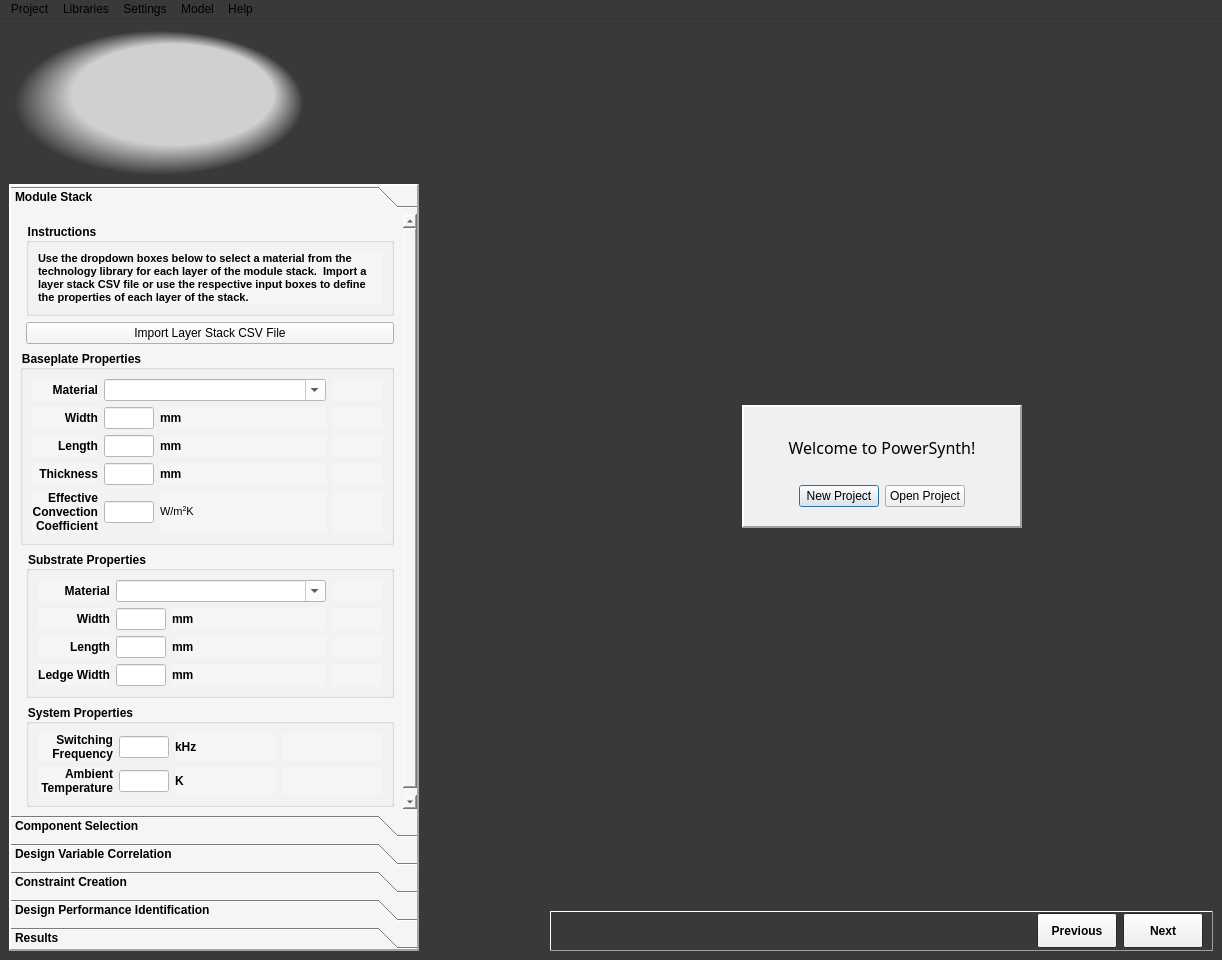
The window that powercad/project_builder/ui/mainWindow.ui (e3da/PowerSynth1-src) describes before a commit, drawn with Qt 5.
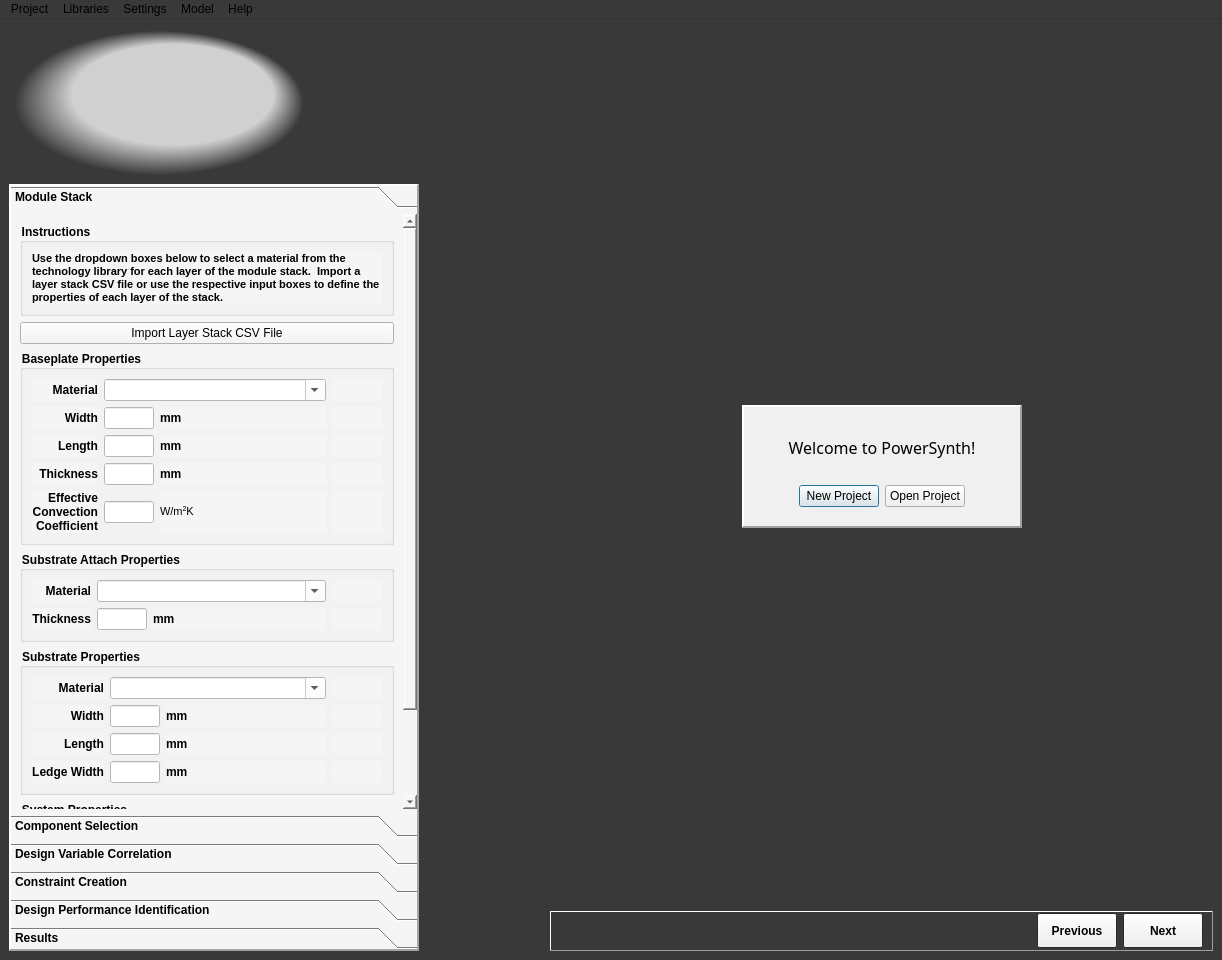
The same window after the commit. Icons and pictures are not drawn.

The edit to the form file:
```diff
--- a/powercad/project_builder/ui/mainWindow.ui
+++ b/powercad/project_builder/ui/mainWindow.ui
@@ -590,127 +590,15 @@
         <rect>
          <x>0</x>
          <y>0</y>
-         <width>376</width>
-         <height>599</height>
+         <width>359</width>
+         <height>640</height>
         </rect>
        </property>
        <attribute name="label">
         <string>Module Stack</string>
        </attribute>
        <layout class="QGridLayout" name="gridLayout_22">
-        <item row="3" column="1">
-         <widget class="QGroupBox" name="box_sub_attach_props">
-          <property name="font">
-           <font>
-            <weight>75</weight>
-            <bold>true</bold>
-           </font>
-          </property>
-          <property name="title">
-           <string>Substrate Attach Properties</string>
-          </property>
-          <layout class="QGridLayout" name="gridLayout_19">
-           <item row="2" column="0">
-            <widget class="QLabel" name="label_29">
-             <property name="layoutDirection">
-              <enum>Qt::LeftToRight</enum>
-             </property>
-             <property name="text">
-              <string>Thickness</string>
-             </property>
-             <property name="alignment">
-              <set>Qt::AlignRight|Qt::AlignTrailing|Qt::AlignVCenter</set>
-             </property>
-             <property name="buddy">
-              <cstring>txt_subAttchThickness</cstring>
-             </property>
-            </widget>
-           </item>
-           <item row="2" column="1">
-            <widget class="QLineEdit" name="txt_subAttchThickness">
-             <property name="maximumSize">
-              <size>
-               <width>50</width>
-               <height>16777215</height>
-              </size>
-             </property>
-             <property name="styleSheet">
-              <string notr="true">background-color: rgb(255, 255, 255);</string>
-             </property>
-             <property name="text">
-              <string/>
-             </property>
-            </widget>
-           </item>
-           <item row="2" column="2">
-            <widget class="QLabel" name="label_31">
-             <property name="text">
-              <string>mm</string>
-             </property>
-            </widget>
-           </item>
-           <item row="0" column="0">
-            <widget class="QLabel" name="label_32">
-             <property name="layoutDirection">
-              <enum>Qt::LeftToRight</enum>
-             </property>
-             <property name="text">
-              <string>Material</string>
-             </property>
-             <property name="alignment">
-              <set>Qt::AlignRight|Qt::AlignTrailing|Qt::AlignVCenter</set>
-             </property>
-             <property name="buddy">
-              <cstring>cmb_subAttchMaterial</cstring>
-             </property>
-            </widget>
-           </item>
-           <item row="2" column="3">
-            <widget class="QLabel" name="lbl_err_subAttchThickness">
-             <property name="minimumSize">
-              <size>
-               <width>50</width>
-               <height>0</height>
-              </size>
-             </property>
-             <property name="text">
-              <string/>
-             </property>
-            </widget>
-           </item>
-           <item row="0" column="3">
-            <widget class="QLabel" name="lbl_err_subAttchMaterial">
-             <property name="minimumSize">
-              <size>
-               <width>50</width>
-               <height>0</height>
-              </size>
-             </property>
-             <property name="text">
-              <string/>
-             </property>
-            </widget>
-           </item>
-           <item row="0" column="1" colspan="2">
-            <widget class="QComboBox" name="cmb_subAttchMaterial">
-             <property name="sizePolicy">
-              <sizepolicy hsizetype="Preferred" vsizetype="Fixed">
-               <horstretch>1</horstretch>
-               <verstretch>0</verstretch>
-              </sizepolicy>
-             </property>
-             <property name="styleSheet">
-              <string notr="true">background-color: rgb(255, 255, 255);</string>
-             </property>
-             <property name="editable">
-              <bool>true</bool>
-             </property>
-            </widget>
-           </item>
-          </layout>
-         </widget>
-        </item>
-        <item row="0" column="1">
+        <item row="0" column="0">
          <widget class="QGroupBox" name="groupBox_5">
           <property name="minimumSize">
            <size>
@@ -754,323 +642,14 @@
           </layout>
          </widget>
         </item>
-        <item row="4" column="1">
-         <widget class="QGroupBox" name="box_substrate_props">
-          <property name="font">
-           <font>
-            <weight>75</weight>
-            <bold>true</bold>
-           </font>
+        <item row="1" column="0">
+         <widget class="QPushButton" name="btn_import_layer_stack">
+          <property name="text">
+           <string>Import Layer Stack CSV File</string>
           </property>
-          <property name="title">
-           <string>Substrate Properties</string>
-          </property>
-          <layout class="QGridLayout" name="gridLayout_10">
-           <item row="4" column="1">
-            <widget class="QLineEdit" name="txt_subLedge">
-             <property name="maximumSize">
-              <size>
-               <width>50</width>
-               <height>16777215</height>
-              </size>
-             </property>
-             <property name="styleSheet">
-              <string notr="true">background-color: rgb(255, 255, 255);</string>
-             </property>
-             <property name="text">
-              <string/>
-             </property>
-            </widget>
-           </item>
-           <item row="2" column="0">
-            <widget class="QLabel" name="label_14">
-             <property name="layoutDirection">
-              <enum>Qt::LeftToRight</enum>
-             </property>
-             <property name="text">
-              <string>Length</string>
-             </property>
-             <property name="alignment">
-              <set>Qt::AlignRight|Qt::AlignTrailing|Qt::AlignVCenter</set>
-             </property>
-             <property name="buddy">
-              <cstring>txt_subLength</cstring>
-             </property>
-            </widget>
-           </item>
-           <item row="2" column="3">
-            <widget class="QLabel" name="lbl_err_subLength">
-             <property name="minimumSize">
-              <size>
-               <width>50</width>
-               <height>0</height>
-              </size>
-             </property>
-             <property name="text">
-              <string/>
-             </property>
-            </widget>
-           </item>
-           <item row="4" column="3">
-            <widget class="QLabel" name="lbl_err_subLedge">
-             <property name="minimumSize">
-              <size>
-               <width>50</width>
-               <height>0</height>
-              </size>
-             </property>
-             <property name="text">
-              <string/>
-             </property>
-            </widget>
-           </item>
-           <item row="2" column="2">
-            <widget class="QLabel" name="label_17">
-             <property name="text">
-              <string>mm</string>
-             </property>
-            </widget>
-           </item>
-           <item row="2" column="1">
-            <widget class="QLineEdit" name="txt_subLength">
-             <property name="maximumSize">
-              <size>
-               <width>50</width>
-               <height>16777215</height>
-              </size>
-             </property>
-             <property name="styleSheet">
-              <string notr="true">background-color: rgb(255, 255, 255);</string>
-             </property>
-             <property name="text">
-              <string/>
-             </property>
-            </widget>
-           </item>
-           <item row="1" column="2">
-            <widget class="QLabel" name="label_16">
-             <property name="text">
-              <string>mm</string>
-             </property>
-            </widget>
-           </item>
-           <item row="0" column="1" colspan="2">
-            <widget class="QComboBox" name="cmb_subMaterial">
-             <property name="sizePolicy">
-              <sizepolicy hsizetype="Preferred" vsizetype="Fixed">
-               <horstretch>1</horstretch>
-               <verstretch>0</verstretch>
-              </sizepolicy>
-             </property>
-             <property name="palette">
-              <palette>
-               <active>
-                <colorrole role="Button">
-                 <brush brushstyle="SolidPattern">
-                  <color alpha="255">
-                   <red>255</red>
-                   <green>255</green>
-                   <blue>255</blue>
-                  </color>
-                 </brush>
-                </colorrole>
-                <colorrole role="Base">
-                 <brush brushstyle="SolidPattern">
-                  <color alpha="255">
-                   <red>255</red>
-                   <green>255</green>
-                   <blue>255</blue>
-                  </color>
-                 </brush>
-                </colorrole>
-                <colorrole role="Window">
-                 <brush brushstyle="SolidPattern">
-                  <color alpha="255">
-                   <red>255</red>
-                   <green>255</green>
-                   <blue>255</blue>
-                  </color>
-                 </brush>
-                </colorrole>
-               </active>
-               <inactive>
-                <colorrole role="Button">
-                 <brush brushstyle="SolidPattern">
-                  <color alpha="255">
-                   <red>255</red>
-                   <green>255</green>
-                   <blue>255</blue>
-                  </color>
-                 </brush>
-                </colorrole>
-                <colorrole role="Base">
-                 <brush brushstyle="SolidPattern">
-                  <color alpha="255">
-                   <red>255</red>
-                   <green>255</green>
-                   <blue>255</blue>
-                  </color>
-                 </brush>
-                </colorrole>
-                <colorrole role="Window">
-                 <brush brushstyle="SolidPattern">
-                  <color alpha="255">
-                   <red>255</red>
-                   <green>255</green>
-                   <blue>255</blue>
-                  </color>
-                 </brush>
-                </colorrole>
-               </inactive>
-               <disabled>
-                <colorrole role="Button">
-                 <brush brushstyle="SolidPattern">
-                  <color alpha="255">
-                   <red>255</red>
-                   <green>255</green>
-                   <blue>255</blue>
-                  </color>
-                 </brush>
-                </colorrole>
-                <colorrole role="Base">
-                 <brush brushstyle="SolidPattern">
-                  <color alpha="255">
-                   <red>255</red>
-                   <green>255</green>
-                   <blue>255</blue>
-                  </color>
-                 </brush>
-                </colorrole>
-                <colorrole role="Window">
-                 <brush brushstyle="SolidPattern">
-                  <color alpha="255">
-                   <red>255</red>
-                   <green>255</green>
-                   <blue>255</blue>
-                  </color>
-                 </brush>
-                </colorrole>
-               </disabled>
-              </palette>
-             </property>
-             <property name="styleSheet">
-              <string notr="true">background-color: rgb(255, 255, 255);</string>
-             </property>
-             <property name="editable">
-              <bool>true</bool>
-             </property>
-             <property name="frame">
-              <bool>true</bool>
-             </property>
-            </widget>
-           </item>
-           <item row="4" column="2">
-            <widget class="QLabel" name="label_18">
-             <property name="text">
-              <string>mm</string>
-             </property>
-            </widget>
-           </item>
-           <item row="0" column="3">
-            <widget class="QLabel" name="lbl_err_subMaterial">
-             <property name="minimumSize">
-              <size>
-               <width>50</width>
-               <height>0</height>
-              </size>
-             </property>
-             <property name="text">
-              <string/>
-             </property>
-            </widget>
-           </item>
-           <item row="1" column="3">
-            <widget class="QLabel" name="lbl_err_subWidth">
-             <property name="minimumSize">
-              <size>
-               <width>50</width>
-               <height>0</height>
-              </size>
-             </property>
-             <property name="text">
-              <string/>
-             </property>
-            </widget>
-           </item>
-           <item row="1" column="1">
-            <widget class="QLineEdit" name="txt_subWidth">
-             <property name="maximumSize">
-              <size>
-               <width>50</width>
-               <height>16777215</height>
-              </size>
-             </property>
-             <property name="styleSheet">
-              <string notr="true">background-color: rgb(255, 255, 255);</string>
-             </property>
-             <property name="text">
-              <string/>
-             </property>
-            </widget>
-           </item>
-           <item row="4" column="0">
-            <widget class="QLabel" name="label_15">
-             <property name="layoutDirection">
-              <enum>Qt::LeftToRight</enum>
-             </property>
-             <property name="text">
-              <string>Ledge Width</string>
-             </property>
-             <property name="alignment">
-              <set>Qt::AlignRight|Qt::AlignTrailing|Qt::AlignVCenter</set>
-             </property>
-             <property name="buddy">
-              <cstring>txt_subLedge</cstring>
-             </property>
-            </widget>
-           </item>
-           <item row="1" column="0">
-            <widget class="QLabel" name="label_13">
-             <property name="layoutDirection">
-              <enum>Qt::LeftToRight</enum>
-             </property>
-             <property name="text">
-              <string>Width</string>
-             </property>
-             <property name="alignment">
-              <set>Qt::AlignRight|Qt::AlignTrailing|Qt::AlignVCenter</set>
-             </property>
-             <property name="buddy">
-              <cstring>txt_subWidth</cstring>
-             </property>
-            </widget>
-           </item>
-           <item row="0" column="0">
-            <widget class="QLabel" name="label_12">
-             <property name="sizePolicy">
-              <sizepolicy hsizetype="Preferred" vsizetype="Preferred">
-               <horstretch>0</horstretch>
-               <verstretch>0</verstretch>
-              </sizepolicy>
-             </property>
-             <property name="layoutDirection">
-              <enum>Qt::LeftToRight</enum>
-             </property>
-             <property name="text">
-              <string>Material</string>
-             </property>
-             <property name="alignment">
-              <set>Qt::AlignRight|Qt::AlignTrailing|Qt::AlignVCenter</set>
-             </property>
-             <property name="buddy">
-              <cstring>cmb_subMaterial</cstring>
-             </property>
-            </widget>
-           </item>
-          </layout>
          </widget>
         </item>
-        <item row="2" column="0" rowspan="2" colspan="2">
+        <item row="2" column="0">
          <widget class="QGroupBox" name="box_baseplate_props">
           <property name="font">
            <font>
@@ -1387,7 +966,435 @@
           </layout>
          </widget>
         </item>
-        <item row="5" column="1">
+        <item row="3" column="0">
+         <widget class="QGroupBox" name="box_sub_attach_props">
+          <property name="font">
+           <font>
+            <weight>75</weight>
+            <bold>true</bold>
+           </font>
+          </property>
+          <property name="title">
+           <string>Substrate Attach Properties</string>
+          </property>
+          <layout class="QGridLayout" name="gridLayout_19">
+           <item row="2" column="0">
+            <widget class="QLabel" name="label_29">
+             <property name="layoutDirection">
+              <enum>Qt::LeftToRight</enum>
+             </property>
+             <property name="text">
+              <string>Thickness</string>
+             </property>
+             <property name="alignment">
+              <set>Qt::AlignRight|Qt::AlignTrailing|Qt::AlignVCenter</set>
+             </property>
+             <property name="buddy">
+              <cstring>txt_subAttchThickness</cstring>
+             </property>
+            </widget>
+           </item>
+           <item row="2" column="1">
+            <widget class="QLineEdit" name="txt_subAttchThickness">
+             <property name="maximumSize">
+              <size>
+               <width>50</width>
+               <height>16777215</height>
+              </size>
+             </property>
+             <property name="styleSheet">
+              <string notr="true">background-color: rgb(255, 255, 255);</string>
+             </property>
+             <property name="text">
+              <string/>
+             </property>
+            </widget>
+           </item>
+           <item row="2" column="2">
+            <widget class="QLabel" name="label_31">
+             <property name="text">
+              <string>mm</string>
+             </property>
+            </widget>
+           </item>
+           <item row="0" column="0">
+            <widget class="QLabel" name="label_32">
+             <property name="layoutDirection">
+              <enum>Qt::LeftToRight</enum>
+             </property>
+             <property name="text">
+              <string>Material</string>
+             </property>
+             <property name="alignment">
+              <set>Qt::AlignRight|Qt::AlignTrailing|Qt::AlignVCenter</set>
+             </property>
+             <property name="buddy">
+              <cstring>cmb_subAttchMaterial</cstring>
+             </property>
+            </widget>
+           </item>
+           <item row="2" column="3">
+            <widget class="QLabel" name="lbl_err_subAttchThickness">
+             <property name="minimumSize">
+              <size>
+               <width>50</width>
+               <height>0</height>
+              </size>
+             </property>
+             <property name="text">
+              <string/>
+             </property>
+            </widget>
+           </item>
+           <item row="0" column="3">
+            <widget class="QLabel" name="lbl_err_subAttchMaterial">
+             <property name="minimumSize">
+              <size>
+               <width>50</width>
+               <height>0</height>
+              </size>
+             </property>
+             <property name="text">
+              <string/>
+             </property>
+            </widget>
+           </item>
+           <item row="0" column="1" colspan="2">
+            <widget class="QComboBox" name="cmb_subAttchMaterial">
+             <property name="sizePolicy">
+              <sizepolicy hsizetype="Preferred" vsizetype="Fixed">
+               <horstretch>1</horstretch>
+               <verstretch>0</verstretch>
+              </sizepolicy>
+             </property>
+             <property name="styleSheet">
+              <string notr="true">background-color: rgb(255, 255, 255);</string>
+             </property>
+             <property name="editable">
+              <bool>true</bool>
+             </property>
+            </widget>
+           </item>
+          </layout>
+         </widget>
+        </item>
+        <item row="4" column="0">
+         <widget class="QGroupBox" name="box_substrate_props">
+          <property name="font">
+           <font>
+            <weight>75</weight>
+            <bold>true</bold>
+           </font>
+          </property>
+          <property name="title">
+           <string>Substrate Properties</string>
+          </property>
+          <layout class="QGridLayout" name="gridLayout_10">
+           <item row="4" column="1">
+            <widget class="QLineEdit" name="txt_subLedge">
+             <property name="maximumSize">
+              <size>
+               <width>50</width>
+               <height>16777215</height>
+              </size>
+             </property>
+             <property name="styleSheet">
+              <string notr="true">background-color: rgb(255, 255, 255);</string>
+             </property>
+             <property name="text">
+              <string/>
+             </property>
+            </widget>
+           </item>
+           <item row="2" column="0">
+            <widget class="QLabel" name="label_14">
+             <property name="layoutDirection">
+              <enum>Qt::LeftToRight</enum>
+             </property>
+             <property name="text">
+              <string>Length</string>
+             </property>
+             <property name="alignment">
+              <set>Qt::AlignRight|Qt::AlignTrailing|Qt::AlignVCenter</set>
+             </property>
+             <property name="buddy">
+              <cstring>txt_subLength</cstring>
+             </property>
+            </widget>
+           </item>
+           <item row="2" column="3">
+            <widget class="QLabel" name="lbl_err_subLength">
+             <property name="minimumSize">
+              <size>
+               <width>50</width>
+               <height>0</height>
+              </size>
+             </property>
+             <property name="text">
+              <string/>
+             </property>
+            </widget>
+           </item>
+           <item row="4" column="3">
+            <widget class="QLabel" name="lbl_err_subLedge">
+             <property name="minimumSize">
+              <size>
+               <width>50</width>
+               <height>0</height>
+              </size>
+             </property>
+             <property name="text">
+              <string/>
+             </property>
+            </widget>
+           </item>
+           <item row="2" column="2">
+            <widget class="QLabel" name="label_17">
+             <property name="text">
+              <string>mm</string>
+             </property>
+            </widget>
+           </item>
+           <item row="2" column="1">
+            <widget class="QLineEdit" name="txt_subLength">
+             <property name="maximumSize">
+              <size>
+               <width>50</width>
+               <height>16777215</height>
+              </size>
+             </property>
+             <property name="styleSheet">
+              <string notr="true">background-color: rgb(255, 255, 255);</string>
+             </property>
+             <property name="text">
+              <string/>
+             </property>
+            </widget>
+           </item>
+           <item row="1" column="2">
+            <widget class="QLabel" name="label_16">
+             <property name="text">
+              <string>mm</string>
+             </property>
+            </widget>
+           </item>
+           <item row="0" column="1" colspan="2">
+            <widget class="QComboBox" name="cmb_subMaterial">
+             <property name="sizePolicy">
+              <sizepolicy hsizetype="Preferred" vsizetype="Fixed">
+               <horstretch>1</horstretch>
+               <verstretch>0</verstretch>
+              </sizepolicy>
+             </property>
+             <property name="palette">
+              <palette>
+               <active>
+                <colorrole role="Button">
+                 <brush brushstyle="SolidPattern">
+                  <color alpha="255">
+                   <red>255</red>
+                   <green>255</green>
+                   <blue>255</blue>
+                  </color>
+                 </brush>
+                </colorrole>
+                <colorrole role="Base">
+                 <brush brushstyle="SolidPattern">
+                  <color alpha="255">
+                   <red>255</red>
+                   <green>255</green>
+                   <blue>255</blue>
+                  </color>
+                 </brush>
+                </colorrole>
+                <colorrole role="Window">
+                 <brush brushstyle="SolidPattern">
+                  <color alpha="255">
+                   <red>255</red>
+                   <green>255</green>
+                   <blue>255</blue>
+                  </color>
+                 </brush>
+                </colorrole>
+               </active>
+               <inactive>
+                <colorrole role="Button">
+                 <brush brushstyle="SolidPattern">
+                  <color alpha="255">
+                   <red>255</red>
+                   <green>255</green>
+                   <blue>255</blue>
+                  </color>
+                 </brush>
+                </colorrole>
+                <colorrole role="Base">
+                 <brush brushstyle="SolidPattern">
+                  <color alpha="255">
+                   <red>255</red>
+                   <green>255</green>
+                   <blue>255</blue>
+                  </color>
+                 </brush>
+                </colorrole>
+                <colorrole role="Window">
+                 <brush brushstyle="SolidPattern">
+                  <color alpha="255">
+                   <red>255</red>
+                   <green>255</green>
+                   <blue>255</blue>
+                  </color>
+                 </brush>
+                </colorrole>
+               </inactive>
+               <disabled>
+                <colorrole role="Button">
+                 <brush brushstyle="SolidPattern">
+                  <color alpha="255">
+                   <red>255</red>
+                   <green>255</green>
+                   <blue>255</blue>
+                  </color>
+                 </brush>
+                </colorrole>
+                <colorrole role="Base">
+                 <brush brushstyle="SolidPattern">
+                  <color alpha="255">
+                   <red>255</red>
+                   <green>255</green>
+                   <blue>255</blue>
+                  </color>
+                 </brush>
+                </colorrole>
+                <colorrole role="Window">
+                 <brush brushstyle="SolidPattern">
+                  <color alpha="255">
+                   <red>255</red>
+                   <green>255</green>
+                   <blue>255</blue>
+                  </color>
+                 </brush>
+                </colorrole>
+               </disabled>
+              </palette>
+             </property>
+             <property name="styleSheet">
+              <string notr="true">background-color: rgb(255, 255, 255);</string>
+             </property>
+             <property name="editable">
+              <bool>true</bool>
+             </property>
+             <property name="frame">
+              <bool>true</bool>
+             </property>
+            </widget>
+           </item>
+           <item row="4" column="2">
+            <widget class="QLabel" name="label_18">
+             <property name="text">
+              <string>mm</string>
+             </property>
+            </widget>
+           </item>
+           <item row="0" column="3">
+            <widget class="QLabel" name="lbl_err_subMaterial">
+             <property name="minimumSize">
+              <size>
+               <width>50</width>
+               <height>0</height>
+              </size>
+             </property>
+             <property name="text">
+              <string/>
+             </property>
+            </widget>
+           </item>
+           <item row="1" column="3">
+            <widget class="QLabel" name="lbl_err_subWidth">
+             <property name="minimumSize">
+              <size>
+               <width>50</width>
+               <height>0</height>
+              </size>
+             </property>
+             <property name="text">
+              <string/>
+             </property>
+            </widget>
+           </item>
+           <item row="1" column="1">
+            <widget class="QLineEdit" name="txt_subWidth">
+             <property name="maximumSize">
+              <size>
+               <width>50</width>
+               <height>16777215</height>
+              </size>
+             </property>
+             <property name="styleSheet">
+              <string notr="true">background-color: rgb(255, 255, 255);</string>
+             </property>
+             <property name="text">
+              <string/>
+             </property>
+            </widget>
+           </item>
+           <item row="4" column="0">
+            <widget class="QLabel" name="label_15">
+             <property name="layoutDirection">
+              <enum>Qt::LeftToRight</enum>
+             </property>
+             <property name="text">
+              <string>Ledge Width</string>
+             </property>
+             <property name="alignment">
+              <set>Qt::AlignRight|Qt::AlignTrailing|Qt::AlignVCenter</set>
+             </property>
+             <property name="buddy">
+              <cstring>txt_subLedge</cstring>
+             </property>
+            </widget>
+           </item>
+           <item row="1" column="0">
+            <widget class="QLabel" name="label_13">
+             <property name="layoutDirection">
+              <enum>Qt::LeftToRight</enum>
+             </property>
+             <property name="text">
+              <string>Width</string>
+             </property>
+             <property name="alignment">
+              <set>Qt::AlignRight|Qt::AlignTrailing|Qt::AlignVCenter</set>
+             </property>
+             <property name="buddy">
+              <cstring>txt_subWidth</cstring>
+             </property>
+            </widget>
+           </item>
+           <item row="0" column="0">
+            <widget class="QLabel" name="label_12">
+             <property name="sizePolicy">
+              <sizepolicy hsizetype="Preferred" vsizetype="Preferred">
+               <horstretch>0</horstretch>
+               <verstretch>0</verstretch>
+              </sizepolicy>
+             </property>
+             <property name="layoutDirection">
+              <enum>Qt::LeftToRight</enum>
+             </property>
+             <property name="text">
+              <string>Material</string>
+             </property>
+             <property name="alignment">
+              <set>Qt::AlignRight|Qt::AlignTrailing|Qt::AlignVCenter</set>
+             </property>
+             <property name="buddy">
+              <cstring>cmb_subMaterial</cstring>
+             </property>
+            </widget>
+           </item>
+          </layout>
+         </widget>
+        </item>
+        <item row="5" column="0">
          <widget class="QGroupBox" name="box_system_props">
           <property name="font">
            <font>
@@ -1542,13 +1549,6 @@
           </layout>
          </widget>
         </item>
-        <item row="1" column="1">
-         <widget class="QPushButton" name="btn_import_layer_stack">
-          <property name="text">
-           <string>Import Layer Stack CSV File</string>
-          </property>
-         </widget>
-        </item>
        </layout>
       </widget>
       <widget class="QWidget" name="page">
@@ -1556,8 +1556,8 @@
         <rect>
          <x>0</x>
          <y>0</y>
-         <width>359</width>
-         <height>806</height>
+         <width>282</width>
+         <height>832</height>
         </rect>
        </property>
        <attribute name="label">
@@ -2600,8 +2600,8 @@
         <rect>
          <x>0</x>
          <y>0</y>
-         <width>376</width>
-         <height>599</height>
+         <width>125</width>
+         <height>655</height>
         </rect>
        </property>
        <attribute name="label">
@@ -2896,8 +2896,8 @@
         <rect>
          <x>0</x>
          <y>0</y>
-         <width>376</width>
-         <height>599</height>
+         <width>215</width>
+         <height>386</height>
         </rect>
        </property>
        <attribute name="label">
@@ -3090,8 +3090,8 @@
         <rect>
          <x>0</x>
          <y>0</y>
-         <width>376</width>
-         <height>599</height>
+         <width>354</width>
+         <height>582</height>
         </rect>
        </property>
        <attribute name="label">
@@ -3639,8 +3639,8 @@
         <rect>
          <x>0</x>
          <y>0</y>
-         <width>376</width>
-         <height>599</height>
+         <width>271</width>
+         <height>465</height>
         </rect>
        </property>
        <attribute name="label">
```
Left out of the diff: 2 changed lines with no effect on the pictures.
